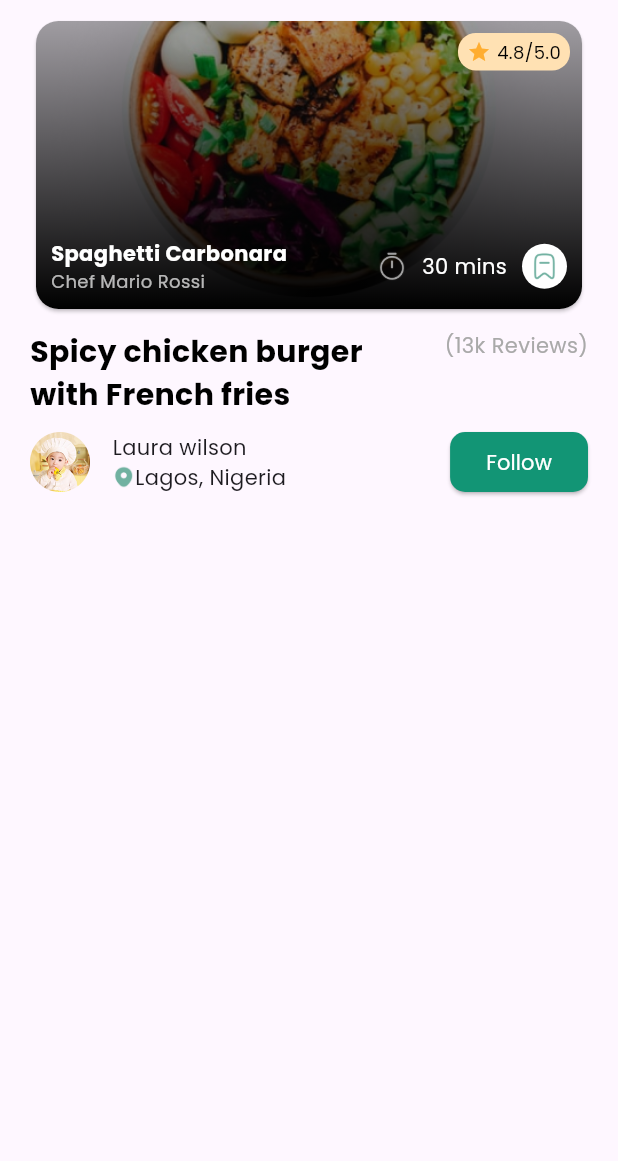
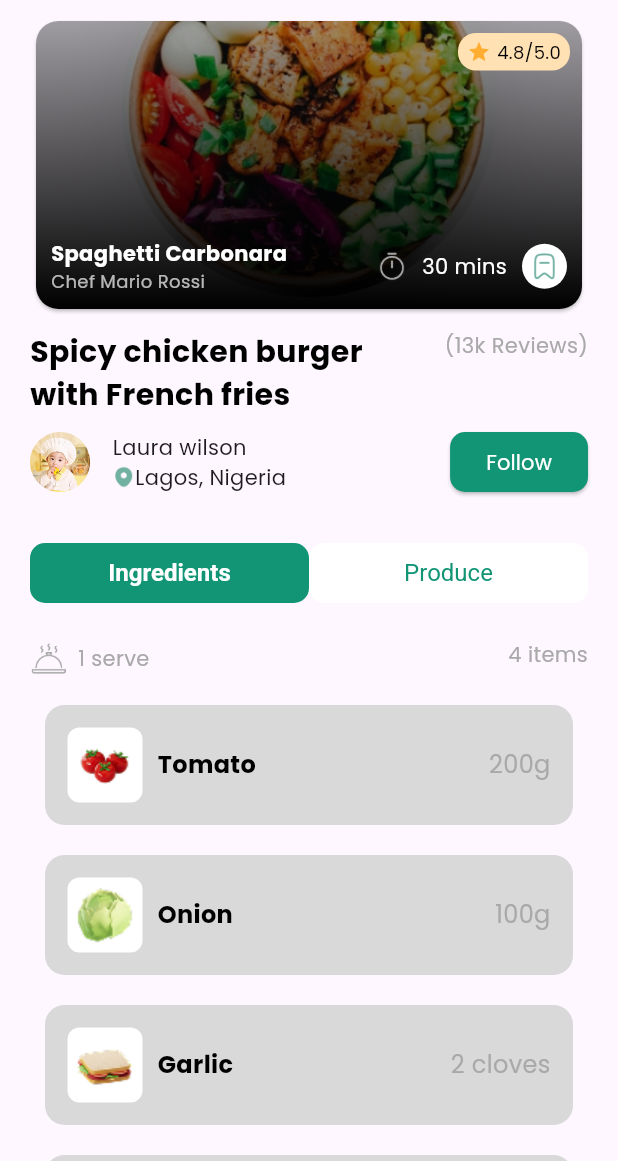
Before and after one commit to buitunglam/what-eat-to-day-app-mobile, a Flutter app: the ReceipeDetailPage screen opened directly, on a phone screen of 412 x 824 dp, the part 75-1236 px from its top. Run offline on Flutter 3.47's test engine with Material 3 defaults, Android fonts, the phone set to English and light mode, and no system bars; our stand-ins replace flutter_svg.

Commit message:
done recipe detail

```diff
--- a/lib/src/features/home/presentation/widgets/search_bar_recipe.dart
+++ b/lib/src/features/home/presentation/widgets/search_bar_recipe.dart
@@ -1,6 +1,5 @@
 import 'package:flutter/material.dart';
 import 'package:whattoeattoday/src/core/styles/app_colors.dart';
-import 'package:whattoeattoday/src/features/search/presentation/pages/search_page.dart';
 
 class SearchBarRecipe extends StatefulWidget {
   const SearchBarRecipe({super.key});
@@ -19,11 +18,6 @@ class _SearchBarRecipeState extends State<SearchBarRecipe> {
             height: 45,
             child: GestureDetector(
               onTap: () {
-                // Navigator.of(context).push(
-                //   MaterialPageRoute(
-                //     builder: (context) => const SearchPage(),
-                //   ),
-                // );
                 Navigator.of(context).pushNamed('/search');
               },
               child: AbsorbPointer(
--- a/lib/src/features/recipe_detail/data/data_sources/sample_recipe_detail.dart
+++ b/lib/src/features/recipe_detail/data/data_sources/sample_recipe_detail.dart
@@ -1,13 +1,13 @@
+import 'package:whattoeattoday/src/features/recipe_detail/domain/models/Proceduce.dart';
+import 'package:whattoeattoday/src/features/recipe_detail/domain/models/ingredient.dart';
 import 'package:whattoeattoday/src/features/recipe_detail/domain/models/receipe_detail.dart';
 
 final RecipeDetail sampleReceipeDetail = RecipeDetail(
   id: "1",
   name: "Spaghetti Carbonara",
-  description: "A classic Italian pasta dish made with eggs, cheese, pancetta, and pepper.",
-  imageGaleryUrls: [
-    "assets/images/dish1.png",
-    "assets/images/dish2.png",
-  ],
+  description:
+      "A classic Italian pasta dish made with eggs, cheese, pancetta, and pepper.",
+  imageGaleryUrls: ["assets/images/dish1.png", "assets/images/dish2.png"],
   ingredients: [
     "200g spaghetti",
     "100g pancetta",
@@ -15,14 +15,14 @@ final RecipeDetail sampleReceipeDetail = RecipeDetail(
     "50g pecorino cheese",
     "50g parmesan cheese",
     "Black pepper to taste",
-    "Salt to taste"
+    "Salt to taste",
   ],
   steps: [
     "Cook the spaghetti in salted boiling water until al dente.",
     "In a pan, cook the pancetta until crispy.",
     "In a bowl, whisk together the eggs and cheeses.",
     "Drain the spaghetti and mix with pancetta and egg mixture.",
-    "Serve immediately with extra cheese and black pepper."
+    "Serve immediately with extra cheese and black pepper.",
   ],
   authorName: "Chef Mario Rossi",
   authorImageUrl: "assets/images/author.png",
@@ -31,5 +31,61 @@ final RecipeDetail sampleReceipeDetail = RecipeDetail(
   totalReviews: "1500+ reviews",
   time: "30 minutes",
   rating: "4.8/5.0",
-  recipeLink: "https://www.example.com/spaghetti-carbonara-recipe"
+  recipeLink: "https://www.example.com/spaghetti-carbonara-recipe",
 );
+
+final List<Ingredient> sampleIngredients = [
+  Ingredient(
+    id: 1,
+    name: "Tomato",
+    quantity: "200g",
+    imageUrl: "assets/images/ingre1.png",
+  ),
+  Ingredient(
+    id: 2,
+    name: "Onion",
+    quantity: "100g",
+    imageUrl: "assets/images/ingre2.png",
+  ),
+  Ingredient(
+    id: 3,
+    name: "Garlic",
+    quantity: "2 cloves",
+    imageUrl: "assets/images/ingre3.png",
+  ),
+  Ingredient(
+    id: 4,
+    name: "Basil",
+    quantity: "Fresh",
+    imageUrl: "assets/images/ingre4.png",
+  ),
+  Ingredient(
+    id: 5,
+    name: "Olive Oil",
+    quantity: "2 tbsp",
+    imageUrl: "assets/images/ingre2.png",
+  ),
+  Ingredient(
+    id: 6,
+    name: "Salt",
+    quantity: "To taste",
+    imageUrl: "assets/images/ingre4.png",
+  ),
+];
+
+final List<Proceduce> sampleProceduces = [
+  Proceduce(
+    id: 1,
+    step: "1",
+    content: "Boil water and cook pasta until al dente.",
+  ),
+  Proceduce(
+    id: 2,
+    step: "2",
+    content: "In a pan, sauté garlic and onion in olive oil.",
+  ),
+  Proceduce(id: 3, step: "3", content: "Add tomatoes and cook until soft."),
+  Proceduce(id: 4, step: "4", content: "Mix pasta with sauce and serve hot."),
+  Proceduce(id: 5, step: "5", content: "Sprinkle with fresh basil and cheese. "),
+  Proceduce(id: 6, step: "6", content: "Enjoy your delicious pasta dish!"),
+];
--- a/lib/src/features/recipe_detail/presentation/pages/receipe_detail_page.dart
+++ b/lib/src/features/recipe_detail/presentation/pages/receipe_detail_page.dart
@@ -2,6 +2,8 @@ import 'package:flutter/material.dart';
 import 'package:whattoeattoday/src/core/styles/app_colors.dart';
 import 'package:whattoeattoday/src/features/recipe_detail/data/data_sources/sample_recipe_detail.dart';
 import 'package:whattoeattoday/src/features/recipe_detail/presentation/widgets/card_top_recipe_detail.dart';
+import 'package:whattoeattoday/src/features/recipe_detail/presentation/widgets/content_ingredient_tab.dart';
+import 'package:whattoeattoday/src/features/recipe_detail/presentation/widgets/content_produce_tab.dart';
 import 'package:whattoeattoday/src/shared/presentation/widgets/header.dart';
 
 class ReceipeDetailPage extends StatefulWidget {
@@ -13,6 +15,13 @@ class ReceipeDetailPage extends StatefulWidget {
 
 class _ReceipeDetailState extends State<ReceipeDetailPage> {
   final recipeDetail = sampleReceipeDetail;
+  var isIngredientTab = true;
+
+  void _onTabSelected(bool isIngredient) {
+    setState(() {
+      isIngredientTab = isIngredient;
+    });
+  }
 
   @override
   Widget build(BuildContext context) {
@@ -47,6 +56,7 @@ class _ReceipeDetailState extends State<ReceipeDetailPage> {
               ),
 
               SizedBox(height: 10),
+              // Author
               Row(
                 mainAxisAlignment: MainAxisAlignment.spaceBetween,
                 children: [
@@ -92,7 +102,68 @@ class _ReceipeDetailState extends State<ReceipeDetailPage> {
                   ),
                 ],
               ),
+              /**Tab ingredient and produce*/
+              SizedBox(height: 30),
+              Row(
+                children: [
+                  Expanded(
+                    child: TextButton(
+                      onPressed: () => _onTabSelected(true),
+                      style: TextButton.styleFrom(
+                        backgroundColor:
+                            isIngredientTab
+                                ? AppColors.primaryColor
+                                : AppColors.white,
+                        foregroundColor:
+                            isIngredientTab
+                                ? AppColors.white
+                                : AppColors.primaryColor,
+                        textStyle: const TextStyle(
+                          fontSize: 16,
+                          fontWeight: FontWeight.bold,
+                        ),
+                        shape: RoundedRectangleBorder(
+                          borderRadius: BorderRadius.circular(10),
+                        ),
+                      ),
+                      child: const Text("Ingredients"),
+                    ),
+                  ),
+                  Expanded(
+                    child: TextButton(
+                      onPressed: () => _onTabSelected(false),
+                      style: TextButton.styleFrom(
+                        backgroundColor:
+                            isIngredientTab
+                                ? AppColors.white
+                                : AppColors.primaryColor,
+                        foregroundColor:
+                            isIngredientTab
+                                ? AppColors.primaryColor
+                                : AppColors.white,
+                        textStyle: const TextStyle(fontSize: 16),
+                        shape: RoundedRectangleBorder(
+                          borderRadius: BorderRadius.circular(10),
+                        ),
+                      ),
+                      child: const Text("Produce"),
+                    ),
+                  ),
+                ],
+              ),
+
+              /**End Tab ingredient and produce*/
+              /**Content Tab */
+              SizedBox(height: 20),
+              Expanded(
+                child:
+                    isIngredientTab
+                        ? const ContentIngredientTab()
+                        : const ContentProduceTab(),
+              ),
             ],
+
+            /**End author*/
           ),
         ),
       ),
--- /dev/null
+++ b/lib/src/features/recipe_detail/presentation/widgets/content_ingredient_tab.dart
@@ -0,0 +1,49 @@
+import 'package:flutter/material.dart';
+import 'package:whattoeattoday/src/core/styles/app_colors.dart';
+import 'package:whattoeattoday/src/features/recipe_detail/data/data_sources/sample_recipe_detail.dart';
+import 'package:whattoeattoday/src/features/recipe_detail/presentation/widgets/item_ingredient.dart';
+
+class ContentIngredientTab extends StatelessWidget {
+  const ContentIngredientTab({super.key});
+
+  @override
+  Widget build(BuildContext context) {
+    return Column(
+      children: [
+        Row(
+          mainAxisAlignment: MainAxisAlignment.spaceBetween,
+          crossAxisAlignment: CrossAxisAlignment.start,
+          children: [
+            Row(
+              mainAxisAlignment: MainAxisAlignment.center,
+              crossAxisAlignment: CrossAxisAlignment.center,
+              children: [
+                Image.asset("assets/images/cook.png", width: 24, height: 24),
+                const SizedBox(width: 8),
+                Padding(
+                  padding: const EdgeInsets.only(top: 2.0),
+                  child: Text(
+                    "1 serve",
+                    style: TextStyle(color: AppColors.colorA9A9A9),
+                  ),
+                ),
+              ],
+            ),
+
+            Text("4 items", style: TextStyle(color: AppColors.colorA9A9A9)),
+          ],
+        ),
+        SizedBox(height: 10),
+        Expanded(
+          child: ListView.builder(
+            itemCount: sampleIngredients.length,
+            itemBuilder: (context, index) {
+              final ingredient = sampleIngredients[index];
+              return ItemIngredient(ingredient: ingredient);
+            },
+          ),
+        ),
+      ],
+    );
+  }
+}
--- /dev/null
+++ b/lib/src/features/recipe_detail/presentation/widgets/item_ingredient.dart
@@ -0,0 +1,58 @@
+import 'package:flutter/material.dart';
+import 'package:whattoeattoday/src/core/styles/app_colors.dart';
+import 'package:whattoeattoday/src/features/recipe_detail/domain/models/ingredient.dart';
+
+class ItemIngredient extends StatelessWidget {
+  final Ingredient ingredient;
+  const ItemIngredient({super.key, required this.ingredient});
+
+  @override
+  Widget build(BuildContext context) {
+    return Padding(
+      padding: const EdgeInsets.symmetric(horizontal: 10.0, vertical: 10.0),
+      child: Container(
+        decoration: BoxDecoration(
+          color: AppColors.gray4,
+          borderRadius: BorderRadius.circular(13),
+        ),
+        child: Padding(
+          padding: const EdgeInsets.all(15.0),
+          child: Row(
+            mainAxisAlignment: MainAxisAlignment.spaceBetween,
+            crossAxisAlignment: CrossAxisAlignment.center,
+            children: [
+              Row(
+                children: [
+                  Container(
+                    decoration: BoxDecoration(
+                      color: Colors.white,
+                      borderRadius: BorderRadius.circular(8),
+                    ),
+                    child: Image.asset(
+                      ingredient.imageUrl,
+                      width: 50,
+                      height: 50,
+                    ),
+                  ),
+                  const SizedBox(width: 10),
+                  Text(
+                    ingredient.name,
+                    style: TextStyle(
+                      color: Colors.black,
+                      fontSize: 16,
+                      fontWeight: FontWeight.bold,
+                    ),
+                  ),
+                ],
+              ),
+              Text(
+                ingredient.quantity,
+                style: TextStyle(color: AppColors.colorA9A9A9, fontSize: 16),
+              ),
+            ],
+          ),
+        ),
+      ),
+    );
+  }
+}
--- a/lib/src/features/save_recipes/presentation/widgets/card_save_recipe_item.dart
+++ b/lib/src/features/save_recipes/presentation/widgets/card_save_recipe_item.dart
@@ -19,9 +19,6 @@ class _CardSaveRecipeItemState extends State<CardSaveRecipeItem> {
         height: 200,
         child: GestureDetector(
           onTap: () {
-            // Navigator.of(context).push(
-            //   MaterialPageRoute(builder: (context) => const ReceipeDetailPage()),
-            // );
             Navigator.of(context).pushNamed('/detail');
           },
           child: Card(
```
Also changed, not shown: lib/src/core/router/save_recipe_tab_navigator.dart (+15 -7 lines), lib/src/features/recipe_detail/domain/models/ingredient.dart (+1 -8 lines), lib/src/features/recipe_detail/domain/models/proceduce.dart (added, +7 -0 lines), lib/src/features/recipe_detail/presentation/widgets/ItemProceduce.dart (added, +43 -0 lines), lib/src/features/recipe_detail/presentation/widgets/content_produce_tab.dart (added, +52 -0 lines), assets/images/cook.png (added).
